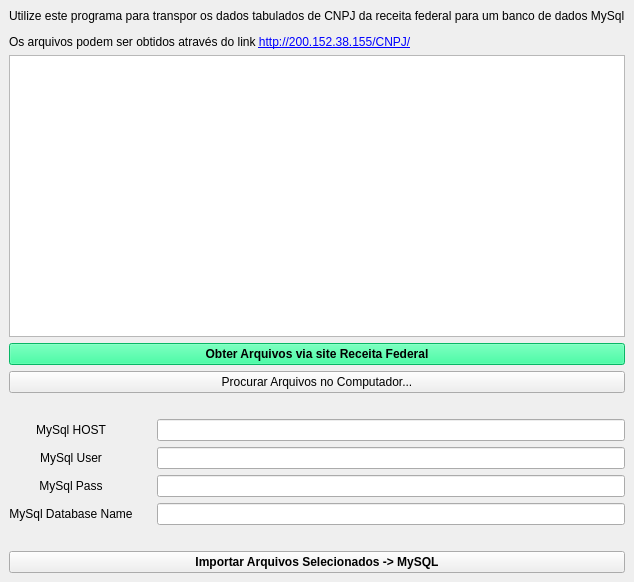
Qt form design/design.ui (thiagomfernandes/cnpj) before a commit.
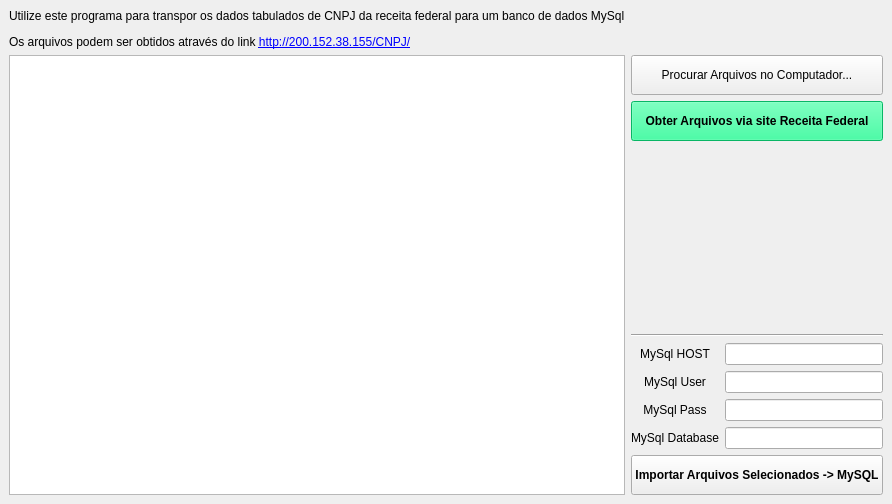
The same form after that commit. Icons and pictures are not drawn.

Commit message: atualização do design, inclusão de novas validações para evitar importação duplicada e salvamento de configuração em arquivo config

Diff of the .ui file:
```diff
--- a/design/design.ui
+++ b/design/design.ui
@@ -6,8 +6,8 @@
    <rect>
     <x>0</x>
     <y>0</y>
-    <width>567</width>
-    <height>582</height>
+    <width>882</width>
+    <height>504</height>
    </rect>
   </property>
   <property name="windowTitle">
@@ -15,69 +15,7 @@
   </property>
   <widget class="QWidget" name="centralwidget">
    <layout class="QGridLayout" name="gridLayout">
-    <item row="12" column="0">
-     <widget class="QLabel" name="label_3">
-      <property name="text">
-       <string>MySql Pass</string>
-      </property>
-      <property name="alignment">
-       <set>Qt::AlignCenter</set>
-      </property>
-     </widget>
-    </item>
-    <item row="14" column="0" colspan="5">
-     <spacer name="horizontalSpacer_2">
-      <property name="orientation">
-       <enum>Qt::Horizontal</enum>
-      </property>
-      <property name="sizeHint" stdset="0">
-       <size>
-        <width>40</width>
-        <height>20</height>
-       </size>
-      </property>
-     </spacer>
-    </item>
-    <item row="13" column="0">
-     <widget class="QLabel" name="label_4">
-      <property name="text">
-       <string>MySql Database Name</string>
-      </property>
-      <property name="alignment">
-       <set>Qt::AlignCenter</set>
-      </property>
-     </widget>
-    </item>
-    <item row="10" column="4">
-     <widget class="QLineEdit" name="txtmysqlhost"/>
-    </item>
-    <item row="13" column="4">
-     <widget class="QLineEdit" name="txtmysqldb"/>
-    </item>
-    <item row="10" column="0">
-     <widget class="QLabel" name="label">
-      <property name="text">
-       <string>MySql HOST</string>
-      </property>
-      <property name="alignment">
-       <set>Qt::AlignCenter</set>
-      </property>
-     </widget>
-    </item>
-    <item row="8" column="0" colspan="5">
-     <spacer name="horizontalSpacer">
-      <property name="orientation">
-       <enum>Qt::Horizontal</enum>
-      </property>
-      <property name="sizeHint" stdset="0">
-       <size>
-        <width>40</width>
-        <height>20</height>
-       </size>
-      </property>
-     </spacer>
-    </item>
-    <item row="0" column="0" colspan="5">
+    <item row="0" column="0">
      <widget class="QLabel" name="label_5">
       <property name="text">
        <string>&lt;html&gt;&lt;head/&gt;&lt;body&gt;&lt;p&gt;Utilize este programa para transpor os dados tabulados de CNPJ da receita federal para um banco de dados MySql&lt;/p&gt;&lt;p&gt;Os arquivos podem ser obtidos através do link &lt;a href=&quot;http://200.152.38.155/CNPJ/&quot;&gt;&lt;span style=&quot; text-decoration: underline; color:#0000ff;&quot;&gt;http://200.152.38.155/CNPJ/&lt;/span&gt;&lt;/a&gt;&lt;/p&gt;&lt;/body&gt;&lt;/html&gt;</string>
@@ -87,36 +25,7 @@
       </property>
      </widget>
     </item>
-    <item row="11" column="0">
-     <widget class="QLabel" name="label_2">
-      <property name="text">
-       <string>MySql User</string>
-      </property>
-      <property name="alignment">
-       <set>Qt::AlignCenter</set>
-      </property>
-     </widget>
-    </item>
-    <item row="11" column="4">
-     <widget class="QLineEdit" name="txtmysqluser"/>
-    </item>
-    <item row="15" column="0" colspan="5">
-     <widget class="QPushButton" name="btnimportfiles">
-      <property name="font">
-       <font>
-        <weight>75</weight>
-        <bold>true</bold>
-       </font>
-      </property>
-      <property name="text">
-       <string>Importar Arquivos Selecionados -&gt; MySQL</string>
-      </property>
-     </widget>
-    </item>
-    <item row="12" column="4">
-     <widget class="QLineEdit" name="txtmysqlpass"/>
-    </item>
-    <item row="2" column="0" colspan="5">
+    <item row="2" column="0">
      <widget class="QTreeWidget" name="treefiles">
       <property name="selectionMode">
        <enum>QAbstractItemView::NoSelection</enum>
@@ -131,31 +40,152 @@
       </column>
      </widget>
     </item>
-    <item row="7" column="0" colspan="5">
-     <widget class="QPushButton" name="btnsearchfiles">
-      <property name="text">
-       <string>Procurar Arquivos no Computador...</string>
+    <item row="2" column="1">
+     <layout class="QGridLayout" name="gridLayout_3">
+      <property name="sizeConstraint">
+       <enum>QLayout::SetDefaultConstraint</enum>
       </property>
-     </widget>
-    </item>
-    <item row="3" column="0" colspan="5">
-     <widget class="QPushButton" name="btnwebreceita">
-      <property name="font">
-       <font>
-        <weight>75</weight>
-        <bold>true</bold>
-       </font>
+      <property name="verticalSpacing">
+       <number>6</number>
       </property>
-      <property name="autoFillBackground">
-       <bool>false</bool>
-      </property>
-      <property name="styleSheet">
-       <string notr="true">background-color: #0bff8d;</string>
-      </property>
-      <property name="text">
-       <string>Obter Arquivos via site Receita Federal</string>
-      </property>
-     </widget>
+      <item row="3" column="0" colspan="2">
+       <widget class="QLabel" name="label_6">
+        <property name="text">
+         <string/>
+        </property>
+       </widget>
+      </item>
+      <item row="9" column="0" colspan="2">
+       <widget class="QPushButton" name="btnimportfiles">
+        <property name="minimumSize">
+         <size>
+          <width>0</width>
+          <height>40</height>
+         </size>
+        </property>
+        <property name="font">
+         <font>
+          <weight>75</weight>
+          <bold>true</bold>
+         </font>
+        </property>
+        <property name="text">
+         <string>Importar Arquivos Selecionados -&gt; MySQL</string>
+        </property>
+       </widget>
+      </item>
+      <item row="5" column="0">
+       <widget class="QLabel" name="label">
+        <property name="text">
+         <string>MySql HOST</string>
+        </property>
+        <property name="alignment">
+         <set>Qt::AlignCenter</set>
+        </property>
+       </widget>
+      </item>
+      <item row="1" column="0" colspan="2">
+       <widget class="QPushButton" name="btnwebreceita">
+        <property name="minimumSize">
+         <size>
+          <width>0</width>
+          <height>40</height>
+         </size>
+        </property>
+        <property name="font">
+         <font>
+          <weight>75</weight>
+          <bold>true</bold>
+         </font>
+        </property>
+        <property name="autoFillBackground">
+         <bool>false</bool>
+        </property>
+        <property name="styleSheet">
+         <string notr="true">background-color: #0bff8d;</string>
+        </property>
+        <property name="text">
+         <string>Obter Arquivos via site Receita Federal</string>
+        </property>
+       </widget>
+      </item>
+      <item row="6" column="1">
+       <widget class="QLineEdit" name="txtmysqluser"/>
+      </item>
+      <item row="6" column="0">
+       <widget class="QLabel" name="label_2">
+        <property name="text">
+         <string>MySql User</string>
+        </property>
+        <property name="alignment">
+         <set>Qt::AlignCenter</set>
+        </property>
+       </widget>
+      </item>
+      <item row="8" column="1">
+       <widget class="QLineEdit" name="txtmysqldb">
+        <property name="text">
+         <string/>
+        </property>
+       </widget>
+      </item>
+      <item row="5" column="1">
+       <widget class="QLineEdit" name="txtmysqlhost">
+        <property name="text">
+         <string/>
+        </property>
+       </widget>
+      </item>
+      <item row="8" column="0">
+       <widget class="QLabel" name="label_4">
+        <property name="text">
+         <string>MySql Database</string>
+        </property>
+        <property name="alignment">
+         <set>Qt::AlignCenter</set>
+        </property>
+       </widget>
+      </item>
+      <item row="7" column="1">
+       <widget class="QLineEdit" name="txtmysqlpass"/>
+      </item>
+      <item row="7" column="0">
+       <widget class="QLabel" name="label_3">
+        <property name="text">
+         <string>MySql Pass</string>
+        </property>
+        <property name="alignment">
+         <set>Qt::AlignCenter</set>
+        </property>
+       </widget>
+      </item>
+      <item row="0" column="0" colspan="2">
+       <widget class="QPushButton" name="btnsearchfiles">
+        <property name="sizePolicy">
+         <sizepolicy hsizetype="Minimum" vsizetype="Fixed">
+          <horstretch>0</horstretch>
+          <verstretch>0</verstretch>
+         </sizepolicy>
+        </property>
+        <property name="minimumSize">
+         <size>
+          <width>0</width>
+          <height>40</height>
+         </size>
+        </property>
+        <property name="text">
+         <string>Procurar Arquivos no Computador...</string>
+        </property>
+       </widget>
+      </item>
+      <item row="4" column="0" colspan="2">
+       <widget class="Line" name="line">
+        <property name="orientation">
+         <enum>Qt::Horizontal</enum>
+        </property>
+       </widget>
+      </item>
+     </layout>
     </item>
    </layout>
   </widget>
```
Left out of the diff: 6 changed lines with no effect on the pictures. The commit also changes 8 other files.
